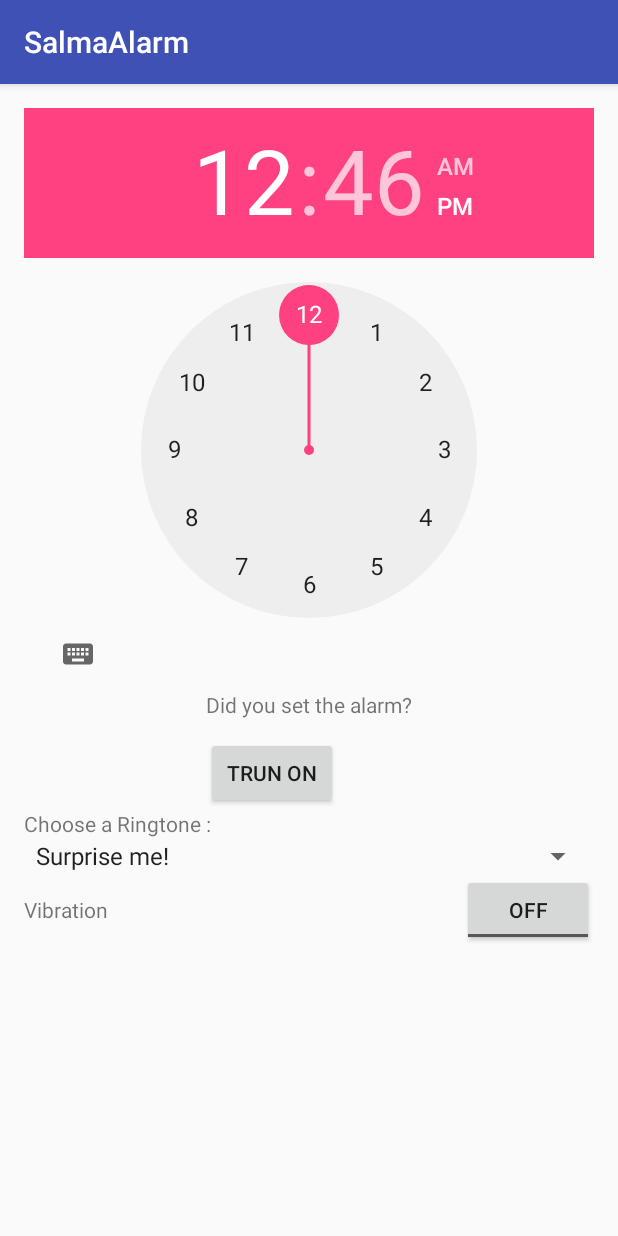
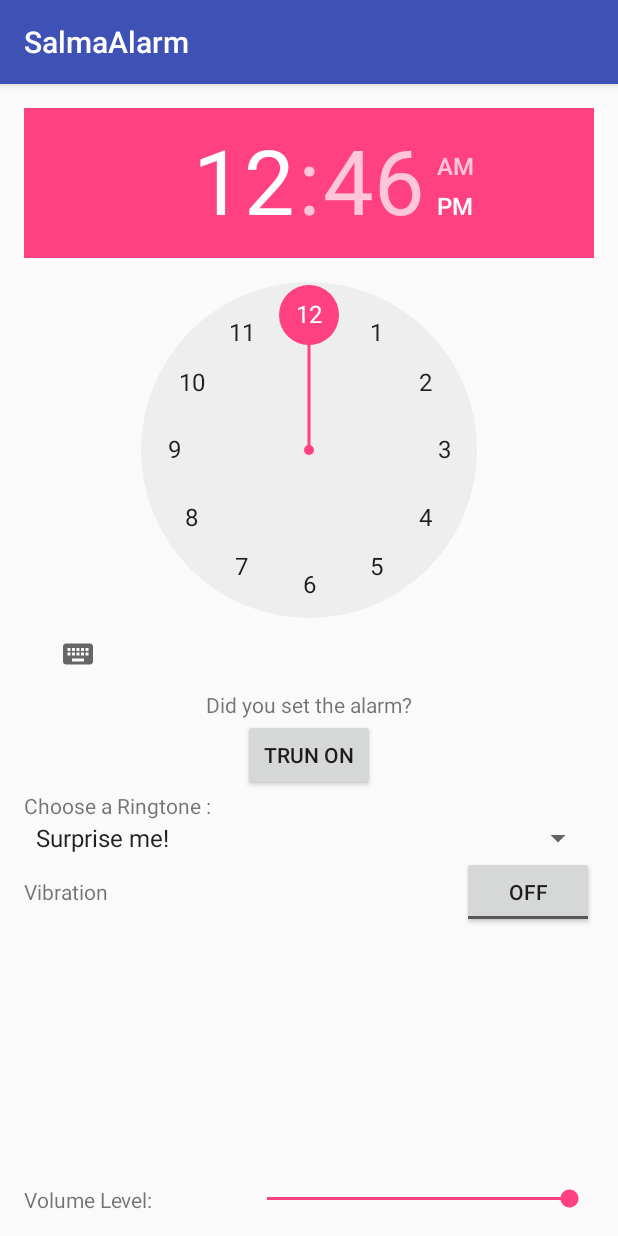
Before and after one commit to salma-abd-elaziz/Alarm, an Android app: the screen it shows after launch (MainActivity), on a phone screen of 412 x 824 dp. Run offline under Robolectric (Android 15) with nearby library versions, the phone set to English and light mode, and no system bars.

Commit message:
volume and vibration is working, but alarm not working for more that once

```diff
--- a/app/build.gradle
+++ b/app/build.gradle
@@ -26,4 +26,5 @@ dependencies {
     })
     compile 'com.android.support:appcompat-v7:25.3.1'
     testCompile 'junit:junit:4.12'
+    compile 'com.google.android.gms:play-services-appindexing:8.4.0'
 }
--- a/app/src/main/java/com/example/salma/salmaalarm/MainActivity.java
+++ b/app/src/main/java/com/example/salma/salmaalarm/MainActivity.java
@@ -13,19 +13,19 @@ import android.widget.AdapterView;
 import android.widget.ArrayAdapter;
 import android.widget.Button;
 import android.widget.CompoundButton;
+import android.widget.SeekBar;
 import android.widget.Spinner;
 import android.widget.TextView;
 import android.widget.TimePicker;
 import android.widget.Toast;
 import android.widget.ToggleButton;
+import java.util.Calendar;
 
-import java.util.Calendar;
 // MainActivity takes to AlarmReceiver, then the AlarmReceiver will send signal to RingtoneService,
 // why the MainActivity can't talk to the RingtoneService, because if it does the song will go on
 // so the AlarmReceiver allow us to have the song playing after a certain amount of time.
 
 // TODO when you set the alarm more than once and the time is not near it gose on thought.
-// TODO make the receiver with a view and make the vibration and volume level options.
 public class MainActivity extends AppCompatActivity implements AdapterView.OnItemSelectedListener {
 
     // variables.
@@ -34,7 +34,7 @@ public class MainActivity extends AppCompatActivity implements AdapterView.OnIte
     private TimePicker alarmTime;
     private TextView status;
     private boolean alarmIsOn;
-    private int chosenRingTone;
+    private int chosenRingTone, volumeLevel, MAXVOLUME = 10;
     // I don't know why we need this.
     private Context context;
     private PendingIntent pendingIntent;
@@ -44,6 +44,9 @@ public class MainActivity extends AppCompatActivity implements AdapterView.OnIte
     protected void onCreate(Bundle savedInstanceState) {
         super.onCreate(savedInstanceState);
         setContentView(R.layout.activity_main);
+
+        // Initializing volume level.
+        volumeLevel = MAXVOLUME;
 
         Log.e("the booooooooolean ", String.valueOf(alarmIsOn));
 
@@ -57,7 +60,14 @@ public class MainActivity extends AppCompatActivity implements AdapterView.OnIte
         // Initializing calender object.
         final Calendar calendar = Calendar.getInstance();
 
+        // Vibration toggle button initialization.
         ToggleButton toggle = (ToggleButton) findViewById(R.id.toggleButton);
+
+        // Volume bar settings;
+        SeekBar volumeSeekBar = (SeekBar) findViewById(R.id.VoluneSeekBar);
+        volumeSeekBar.setMax(MAXVOLUME);
+        volumeSeekBar.setProgress(MAXVOLUME);
+
         Button start = (Button) findViewById(R.id.start_alarm);
 
         // Creating the spinner.
@@ -72,6 +82,32 @@ public class MainActivity extends AppCompatActivity implements AdapterView.OnIte
 
         // Create an intent for AlarmReceiver (will go to AlarmReceiver class).
         final Intent alarmReceiverIntent = new Intent(this.context, AlarmReceiver.class);
+
+        toggle.setOnCheckedChangeListener(new CompoundButton.OnCheckedChangeListener() {
+            public void onCheckedChanged(CompoundButton buttonView, boolean isChecked) {
+                if (isChecked) {
+                    // The toggle is enabled, enable vibration.
+                    alarmReceiverIntent.putExtra("enableVibration", true);
+                    Log.e("toggle", "on");
+                } else {
+                    // The toggle is disabled, disable vibration.
+                    alarmReceiverIntent.putExtra("enableVibration", false);
+                    Log.e("toggle", "off");
+                }
+            }
+        });
+
+        volumeSeekBar.setOnSeekBarChangeListener(new SeekBar.OnSeekBarChangeListener() {
+            @Override
+            public void onProgressChanged(SeekBar seekBar, int progress, boolean fromUser) {
+                Log.e("volume", String.valueOf(progress));
+                volumeLevel = progress;
+            }
+            @Override
+            public void onStartTrackingTouch(SeekBar seekBar) {}
+            @Override
+            public void onStopTrackingTouch(SeekBar seekBar) {}
+        });
 
         // Onclick listener.
         start.setOnClickListener(new View.OnClickListener() {
@@ -102,6 +138,7 @@ public class MainActivity extends AppCompatActivity implements AdapterView.OnIte
 
                     // Adding extra string in the Intent to tell you started the alarm.
                     alarmReceiverIntent.putExtra("ringtone", chosenRingTone);
+                    alarmReceiverIntent.putExtra("volume", volumeLevel);
 
                     // pending intent is the intent that delays the intent
                     // until the specified calender time.
@@ -113,7 +150,6 @@ public class MainActivity extends AppCompatActivity implements AdapterView.OnIte
                 } else {  // Alarm is on.
                     CharSequence text = "Alarm already set!";
                     int duration = Toast.LENGTH_SHORT;
-
                     Toast toast = Toast.makeText(context, text, duration);
                     toast.show();
                 }
@@ -121,15 +157,6 @@ public class MainActivity extends AppCompatActivity implements AdapterView.OnIte
 
         });
 
-        toggle.setOnCheckedChangeListener(new CompoundButton.OnCheckedChangeListener() {
-            public void onCheckedChanged(CompoundButton buttonView, boolean isChecked) {
-                if (isChecked) {
-                    // The toggle is enabled, enable vibration.
-                } else {
-                    // The toggle is disabled, disable vibration.
-                }
-            }
-        });
 
     }
 
@@ -142,6 +169,7 @@ public class MainActivity extends AppCompatActivity implements AdapterView.OnIte
         // An item was selected. You can retrieve the selected item using
         // This will be called when the selected item change.
         chosenRingTone = (int)id; // This will be sent as extra to the Service.
+
        // chosenRingTone = parent.getItemIdAtPosition(position);
         Log.e("Ringtone mainActivity", String.valueOf(chosenRingTone));
         int duration = Toast.LENGTH_SHORT;
--- a/app/src/main/res/layout/activity_main.xml
+++ b/app/src/main/res/layout/activity_main.xml
@@ -35,16 +35,6 @@
         android:layout_alignParentLeft="true"
         android:layout_alignParentStart="true" />
 
-    <Button
-        android:text="Trun On"
-        android:layout_width="wrap_content"
-        android:layout_height="wrap_content"
-        android:id="@+id/start_alarm"
-        android:layout_marginTop="12dp"
-        android:layout_below="@+id/status"
-        android:layout_alignLeft="@+id/status"
-        android:layout_alignStart="@+id/status" />
-
     <ToggleButton
         android:text="ToggleButton"
         android:layout_width="wrap_content"
@@ -72,4 +62,31 @@
         android:id="@+id/timePicker"
         android:layout_alignParentTop="true"
         android:layout_centerHorizontal="true" />
+
+    <Button
+        android:text="Trun On"
+        android:layout_width="wrap_content"
+        android:layout_height="wrap_content"
+        android:id="@+id/start_alarm"
+        android:layout_below="@+id/status"
+        android:layout_centerHorizontal="true" />
+
+    <SeekBar
+        android:layout_width="wrap_content"
+        android:layout_height="wrap_content"
+        android:id="@+id/VoluneSeekBar"
+        android:layout_alignParentBottom="true"
+        android:layout_alignParentRight="true"
+        android:layout_alignParentEnd="true"
+        android:layout_toRightOf="@+id/Vibration"
+        android:layout_toEndOf="@+id/Vibration" />
+
+    <TextView
+        android:text="Volume Level:"
+        android:layout_width="wrap_content"
+        android:layout_height="wrap_content"
+        android:layout_alignTop="@+id/VoluneSeekBar"
+        android:layout_alignParentLeft="true"
+        android:layout_alignParentStart="true"
+        android:id="@+id/textView2" />
 </RelativeLayout>
```
Also changed, not shown: app/src/main/AndroidManifest.xml (+6 -1 lines), app/src/main/java/com/example/salma/salmaalarm/AlarmReceiver.java (+7 -1 lines), app/src/main/java/com/example/salma/salmaalarm/PopActivity.java (+93 -22 lines).
